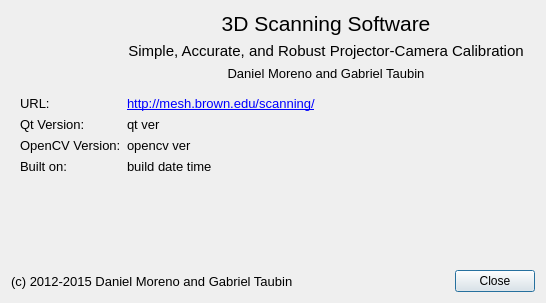
Before: the Qt Designer form src/ui/AboutDialog.ui in JoseLuis-AL/SMCP, drawn with Qt 5.
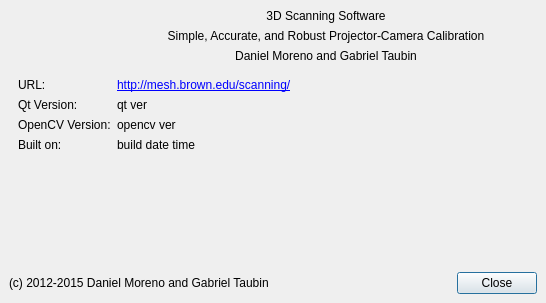
After: the same form once the commit is applied. Icons and pictures are not drawn.

What changed in the file:
```diff
--- a/src/ui/AboutDialog.ui
+++ b/src/ui/AboutDialog.ui
@@ -14,6 +14,21 @@
    <string>About Camera-Projector Calibration</string>
   </property>
   <layout class="QVBoxLayout" name="verticalLayout_2">
+   <property name="spacing">
+    <number>6</number>
+   </property>
+   <property name="leftMargin">
+    <number>9</number>
+   </property>
+   <property name="topMargin">
+    <number>9</number>
+   </property>
+   <property name="rightMargin">
+    <number>9</number>
+   </property>
+   <property name="bottomMargin">
+    <number>9</number>
+   </property>
    <item>
     <layout class="QHBoxLayout" name="horizontalLayout_2">
      <item>
@@ -39,11 +54,6 @@
       <layout class="QVBoxLayout" name="verticalLayout">
        <item>
         <widget class="QLabel" name="title_label">
-         <property name="font">
-          <font>
-           <pointsize>16</pointsize>
-          </font>
-         </property>
          <property name="text">
           <string>3D Scanning Software</string>
          </property>
@@ -54,11 +64,6 @@
        </item>
        <item>
         <widget class="QLabel" name="course_label">
-         <property name="font">
-          <font>
-           <pointsize>11</pointsize>
-          </font>
-         </property>
          <property name="text">
           <string>Simple, Accurate, and Robust Projector-Camera Calibration</string>
          </property>
@@ -69,11 +74,6 @@
        </item>
        <item>
         <widget class="QLabel" name="label_author">
-         <property name="font">
-          <font>
-           <pointsize>10</pointsize>
-          </font>
-         </property>
          <property name="text">
           <string>Daniel Moreno and Gabriel Taubin</string>
          </property>
@@ -94,11 +94,6 @@
       </property>
       <item row="2" column="0">
        <widget class="QLabel" name="qt_version_title_label">
-        <property name="font">
-         <font>
-          <pointsize>10</pointsize>
-         </font>
-        </property>
         <property name="text">
          <string>Qt Version:</string>
         </property>
@@ -106,11 +101,6 @@
       </item>
       <item row="2" column="1">
        <widget class="QLabel" name="qt_version_label">
-        <property name="font">
-         <font>
-          <pointsize>10</pointsize>
-         </font>
-        </property>
         <property name="text">
          <string>qt ver</string>
         </property>
@@ -118,11 +108,6 @@
       </item>
       <item row="3" column="0">
        <widget class="QLabel" name="opencv_title_label">
-        <property name="font">
-         <font>
-          <pointsize>10</pointsize>
-         </font>
-        </property>
         <property name="text">
          <string>OpenCV Version:</string>
         </property>
@@ -130,11 +115,6 @@
       </item>
       <item row="3" column="1">
        <widget class="QLabel" name="opencv_version_label">
-        <property name="font">
-         <font>
-          <pointsize>10</pointsize>
-         </font>
-        </property>
         <property name="text">
          <string>opencv ver</string>
         </property>
@@ -142,11 +122,6 @@
       </item>
       <item row="4" column="0">
        <widget class="QLabel" name="built_date_title_label">
-        <property name="font">
-         <font>
-          <pointsize>10</pointsize>
-         </font>
-        </property>
         <property name="text">
          <string>Built on:</string>
         </property>
@@ -154,11 +129,6 @@
       </item>
       <item row="4" column="1">
        <widget class="QLabel" name="built_date_label">
-        <property name="font">
-         <font>
-          <pointsize>10</pointsize>
-         </font>
-        </property>
         <property name="text">
          <string>build date time</string>
         </property>
@@ -166,11 +136,6 @@
       </item>
       <item row="1" column="0">
        <widget class="QLabel" name="url_title_label">
-        <property name="font">
-         <font>
-          <pointsize>10</pointsize>
-         </font>
-        </property>
         <property name="text">
          <string>URL:</string>
         </property>
@@ -178,13 +143,8 @@
       </item>
       <item row="1" column="1">
        <widget class="QLabel" name="url_label">
-        <property name="font">
-         <font>
-          <pointsize>10</pointsize>
-         </font>
-        </property>
         <property name="text">
-         <string>&lt;html&gt;&lt;head/&gt;&lt;body&gt;&lt;p&gt;&lt;a href=&quot;http://mesh.brown.edu/scanning/&quot;&gt;&lt;span style=&quot; text-decoration: underline; color:#0000ff;&quot;&gt;http://mesh.brown.edu/scanning/&lt;/span&gt;&lt;/a&gt;&lt;/p&gt;&lt;/body&gt;&lt;/html&gt;</string>
+         <string>&lt;html&gt;&lt;head/&gt;&lt;body&gt;&lt;p&gt;&lt;a href=&quot;http://mesh.brown.edu/scanning/&quot;&gt;http://mesh.brown.edu/scanning/&lt;/a&gt;&lt;/p&gt;&lt;/body&gt;&lt;/html&gt;</string>
         </property>
         <property name="textFormat">
          <enum>Qt::RichText</enum>
@@ -214,11 +174,6 @@
     <layout class="QHBoxLayout" name="horizontalLayout">
      <item>
       <widget class="QLabel" name="author_label">
-       <property name="font">
-        <font>
-         <pointsize>10</pointsize>
-        </font>
-       </property>
        <property name="text">
         <string>(c) 2012-2015 Daniel Moreno and Gabriel Taubin</string>
        </property>
```
